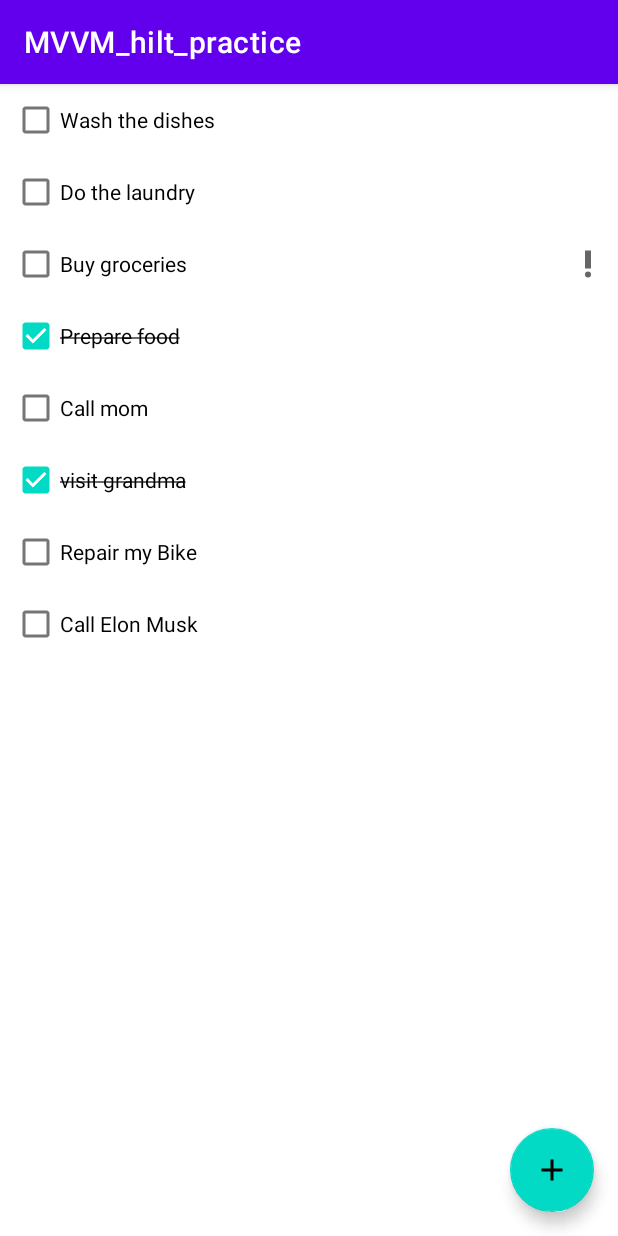
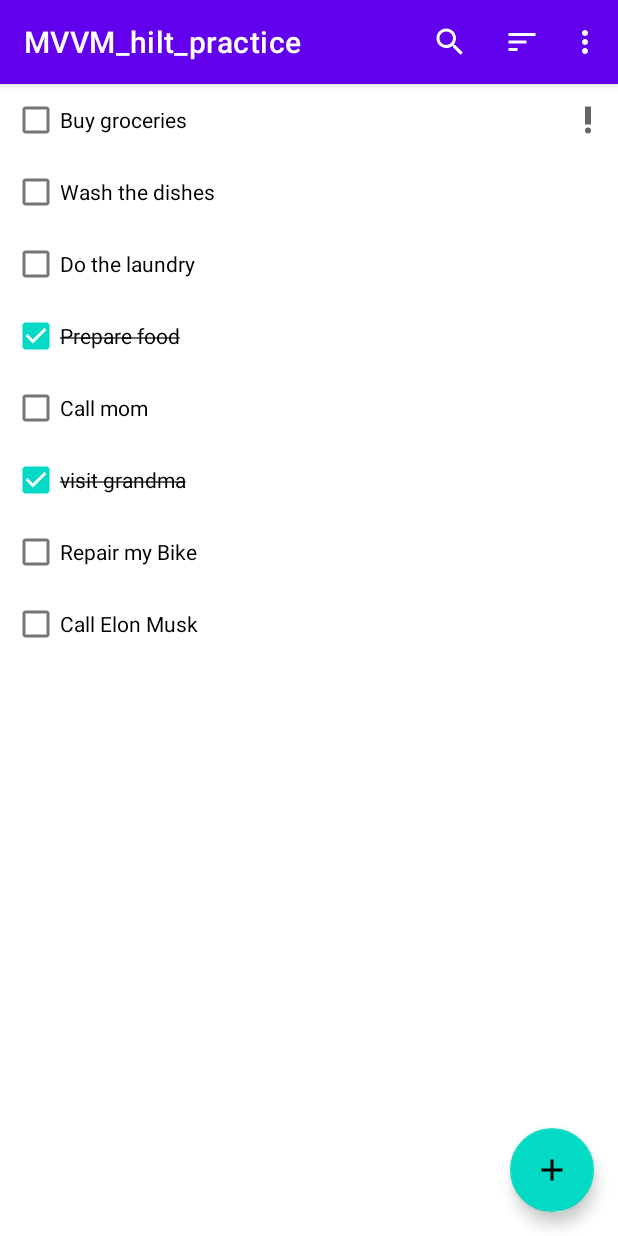
Before and after one commit to JeonK1/MVVM_hilt_practice, an Android app: the screen it shows after launch (MainActivity), on a phone screen of 412 x 824 dp. Run offline under Robolectric (Android 15) with nearby library versions, the phone set to English and light mode, and no system bars; our stand-ins replace Dagger/Hilt's generated code, Room's generated code; libraries missing offline, so code that uses them is left out: androidx.hilt.lifecycle.

Commit message:
[add] menu

```diff
--- a/app/src/main/java/com/example/mvvm_hilt_practice/data/TaskDao.kt
+++ b/app/src/main/java/com/example/mvvm_hilt_practice/data/TaskDao.kt
@@ -5,8 +5,9 @@ import kotlinx.coroutines.flow.Flow
 
 @Dao
 interface TaskDao {
-    @Query("SELECT * FROM task_table")
-    fun getTasks(): Flow<List<Task>>
+    // %가 없으면 완전 일치하는걸 찾음
+    @Query("SELECT * FROM task_table WHERE name LIKE '%' || :searchQuery || '%' ORDER BY important DESC")
+    fun getTasks(searchQuery: String): Flow<List<Task>>
 
     @Insert(onConflict = OnConflictStrategy.REPLACE)
     suspend fun insert(task: Task)
--- a/app/src/main/java/com/example/mvvm_hilt_practice/data/TaskDatabase.kt
+++ b/app/src/main/java/com/example/mvvm_hilt_practice/data/TaskDatabase.kt
@@ -1,6 +1,5 @@
 package com.example.mvvm_hilt_practice.data
 
-import android.util.Log
 import androidx.room.Database
 import androidx.room.RoomDatabase
 import androidx.sqlite.db.SupportSQLiteDatabase
--- a/app/src/main/java/com/example/mvvm_hilt_practice/ui/tasks/TasksAdapter.kt
+++ b/app/src/main/java/com/example/mvvm_hilt_practice/ui/tasks/TasksAdapter.kt
@@ -34,10 +34,10 @@ class TasksAdapter: ListAdapter<Task, TasksAdapter.TasksViewHolder>(DiffCallback
 
     class DiffCallback: DiffUtil.ItemCallback<Task>() {
         override fun areItemsTheSame(oldItem: Task, newItem: Task): Boolean =
-            oldItem.id == newItem.id // two item represent same logic item
+            oldItem.id == newItem.id
 
         override fun areContentsTheSame(oldItem: Task, newItem: Task): Boolean =
-            oldItem == newItem // when content item is changed (updated)
+            oldItem == newItem
 
     }
 }
--- a/app/src/main/java/com/example/mvvm_hilt_practice/ui/tasks/TasksFragment.kt
+++ b/app/src/main/java/com/example/mvvm_hilt_practice/ui/tasks/TasksFragment.kt
@@ -1,12 +1,17 @@
 package com.example.mvvm_hilt_practice.ui.tasks
 
 import android.os.Bundle
+import android.view.Menu
+import android.view.MenuInflater
+import android.view.MenuItem
 import android.view.View
+import androidx.appcompat.widget.SearchView
 import androidx.fragment.app.Fragment
 import androidx.fragment.app.viewModels
 import androidx.recyclerview.widget.LinearLayoutManager
 import com.example.mvvm_hilt_practice.R
 import com.example.mvvm_hilt_practice.databinding.FragmentTasksBinding
+import com.example.mvvm_hilt_practice.util.onQueryTextChanged
 import dagger.hilt.android.AndroidEntryPoint
 
 @AndroidEntryPoint
@@ -28,9 +33,43 @@ class TasksFragment : Fragment(R.layout.fragment_tasks) {
         }
 
         viewModel.tasks.observe(viewLifecycleOwner) {
-            taskAdapter.submitList(it) // submitList(): listAdapter function, diffutil cares task of list (calculate changes and dispatching)
+            taskAdapter.submitList(it)
         }
 
+        setHasOptionsMenu(true)
     }
 
+    override fun onCreateOptionsMenu(menu: Menu, inflater: MenuInflater) {
+        inflater.inflate(R.menu.menu_fragment_tasks, menu)
+
+        val searchItem = menu.findItem(R.id.action_search)
+        val searchView = searchItem.actionView as SearchView
+        searchView.onQueryTextChanged {
+            // update search query
+            viewModel.searchQuery.value = it
+        }
+    }
+
+    override fun onOptionsItemSelected(item: MenuItem): Boolean {
+        return when(item.itemId){
+            R.id.action_sort_by_name -> {
+
+                true
+            }
+            R.id.action_sort_by_date_created -> {
+
+                true
+            }
+            R.id.action_hide_completed_tasks -> {
+                item.isChecked = !item.isChecked
+
+                true
+            }
+            R.id.action_delete_all_completed_tasks -> {
+
+                true
+            }
+            else -> super.onOptionsItemSelected(item)
+        }
+    }
 }
--- a/app/src/main/java/com/example/mvvm_hilt_practice/ui/tasks/TasksViewModel.kt
+++ b/app/src/main/java/com/example/mvvm_hilt_practice/ui/tasks/TasksViewModel.kt
@@ -4,10 +4,17 @@ import androidx.hilt.lifecycle.ViewModelInject
 import androidx.lifecycle.ViewModel
 import androidx.lifecycle.asLiveData
 import com.example.mvvm_hilt_practice.data.TaskDao
+import kotlinx.coroutines.flow.MutableStateFlow
+import kotlinx.coroutines.flow.flatMapLatest
 
 class TasksViewModel @ViewModelInject constructor(
     private val taskDao: TaskDao
 ): ViewModel() {
-    // orientation 변화에도 영향주지 않도록 여기서 task를 잡아두자
-    val tasks = taskDao.getTasks().asLiveData()
+    val searchQuery = MutableStateFlow("")
+
+    private val tasksFlow = searchQuery.flatMapLatest {
+        taskDao.getTasks(it)
+    }
+
+    val tasks = tasksFlow.asLiveData()
 }
--- /dev/null
+++ b/app/src/main/java/com/example/mvvm_hilt_practice/util/ViewExt.kt
@@ -0,0 +1,16 @@
+package com.example.mvvm_hilt_practice.util
+
+import androidx.appcompat.widget.SearchView
+
+inline fun SearchView.onQueryTextChanged(crossinline listener: (String) -> Unit){
+    this.setOnQueryTextListener(object : SearchView.OnQueryTextListener {
+        override fun onQueryTextSubmit(query: String?): Boolean {
+            return true // 이걸 원하지 않아서 따로 Ext 파일을 만들어준 것이다.
+        }
+
+        override fun onQueryTextChange(newText: String?): Boolean {
+            listener(newText.orEmpty())
+            return true
+        }
+    })
+}
--- /dev/null
+++ b/app/src/main/res/drawable/ic_search.xml
@@ -0,0 +1,10 @@
+<vector xmlns:android="http://schemas.android.com/apk/res/android"
+    android:width="24dp"
+    android:height="24dp"
+    android:viewportWidth="24"
+    android:viewportHeight="24"
+    android:tint="?attr/colorControlNormal">
+  <path
+      android:fillColor="@android:color/white"
+      android:pathData="M15.5,14h-0.79l-0.28,-0.27C15.41,12.59 16,11.11 16,9.5 16,5.91 13.09,3 9.5,3S3,5.91 3,9.5 5.91,16 9.5,16c1.61,0 3.09,-0.59 4.23,-1.57l0.27,0.28v0.79l5,4.99L20.49,19l-4.99,-5zM9.5,14C7.01,14 5,11.99 5,9.5S7.01,5 9.5,5 14,7.01 14,9.5 11.99,14 9.5,14z"/>
+</vector>
--- /dev/null
+++ b/app/src/main/res/drawable/ic_sort.xml
@@ -0,0 +1,10 @@
+<vector xmlns:android="http://schemas.android.com/apk/res/android"
+    android:width="24dp"
+    android:height="24dp"
+    android:viewportWidth="24"
+    android:viewportHeight="24"
+    android:tint="?attr/colorControlNormal">
+  <path
+      android:fillColor="@android:color/white"
+      android:pathData="M3,18h6v-2L3,16v2zM3,6v2h18L21,6L3,6zM3,13h12v-2L3,11v2z"/>
+</vector>
--- /dev/null
+++ b/app/src/main/res/menu/menu_fragment_tasks.xml
@@ -0,0 +1,36 @@
+<?xml version="1.0" encoding="utf-8"?>
+<menu xmlns:android="http://schemas.android.com/apk/res/android"
+    xmlns:app="http://schemas.android.com/apk/res-auto">
+    <item
+        android:id="@+id/action_search"
+        android:icon="@drawable/ic_search"
+        android:title="Search"
+        app:actionViewClass="androidx.appcompat.widget.SearchView"
+        app:showAsAction="always|collapseActionView" />
+
+    <item
+        android:icon="@drawable/ic_sort"
+        android:title="Sort"
+        app:showAsAction="always">
+        <menu>
+            <item
+                android:id="@+id/action_sort_by_name"
+                android:title="Sort by name" />
+            <item
+                android:id="@+id/action_sort_by_date_created"
+                android:title="Sort by date created" />
+        </menu>
+    </item>
+
+    <item
+        android:id="@+id/action_hide_completed_tasks"
+        android:checkable="true"
+        android:title="Hide completed"
+        app:showAsAction="never" />
+
+    <item
+        android:id="@+id/action_delete_all_completed_tasks"
+        android:title="Delete all completed"
+        app:showAsAction="never" />
+
+</menu>
```
Also changed, not shown: 1 other file.
